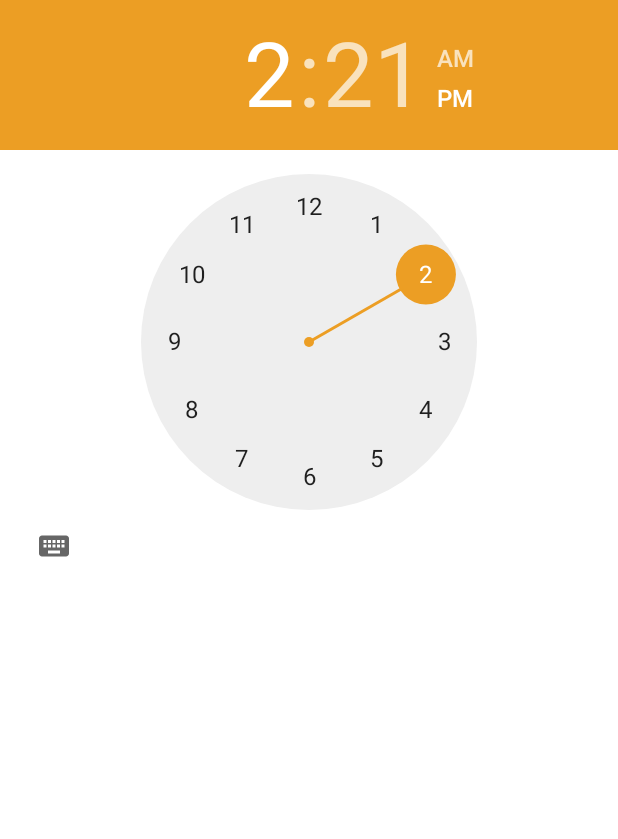
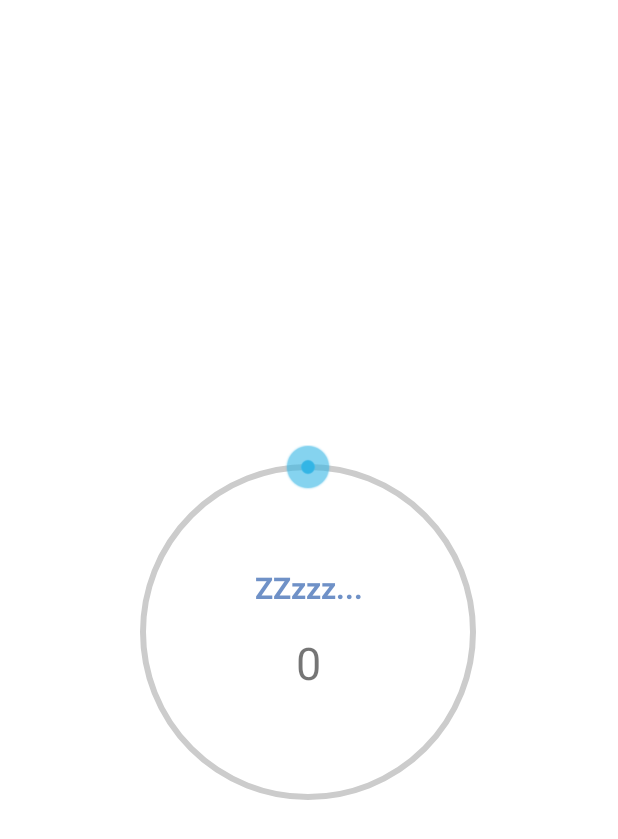
Before and after one commit to ar1tec/Musique, an Android app: the layout date_picker_dialog.xml on its own in the app's theme, with its tools: preview values and no code run, on a phone screen of 412 x 824 dp. Shown: the top 839 px of the screen. Run offline under Robolectric (Android 15) with nearby library versions, the light colour scheme and no system bars.

Commit message:
sleep timer

```diff
--- /dev/null
+++ b/app/src/main/java/org/oucho/musicplayer/utils/SeekArc.java
@@ -0,0 +1,364 @@
+package org.oucho.musicplayer.utils;
+
+import android.content.Context;
+import android.content.res.Resources;
+import android.content.res.TypedArray;
+import android.graphics.Canvas;
+import android.graphics.Paint;
+import android.graphics.RectF;
+import android.graphics.drawable.Drawable;
+import android.support.v4.content.ContextCompat;
+import android.util.AttributeSet;
+import android.util.Log;
+import android.view.MotionEvent;
+import android.view.View;
+
+import org.oucho.musicplayer.R;
+
+
+public class SeekArc extends View {
+
+	private static final String TAG = SeekArc.class.getSimpleName();
+	private static final int INVALID_PROGRESS_VALUE = -1;
+
+    private Drawable mThumb;
+
+	private int mMax = 100;
+	private int mProgress = 0;
+	private int mProgressWidth = 4;
+	private int mArcWidth = 2;
+	private int mStartAngle = 0;
+	private int mSweepAngle = 360;
+	private int mRotation = 0;
+
+	private boolean mRoundedEdges = false;
+	private boolean mTouchInside = true;
+	private boolean mClockwise = true;
+	private boolean mEnabled = true;
+
+	private int mArcRadius = 0;
+	private float mProgressSweep = 0;
+	private final RectF mArcRect = new RectF();
+	private Paint mArcPaint;
+	private Paint mProgressPaint;
+	private int mTranslateX;
+	private int mTranslateY;
+	private int mThumbXPos;
+	private int mThumbYPos;
+    private float mTouchIgnoreRadius;
+	private OnSeekArcChangeListener mOnSeekArcChangeListener;
+
+	public interface OnSeekArcChangeListener {
+
+		void onProgressChanged(SeekArc seekArc, int progress, boolean fromUser);
+
+		void onStartTrackingTouch(SeekArc seekArc);
+
+		void onStopTrackingTouch(SeekArc seekArc);
+	}
+
+	public SeekArc(Context context) {
+		super(context);
+		init(context, null, 0);
+	}
+
+	public SeekArc(Context context, AttributeSet attrs) {
+		super(context, attrs);
+		init(context, attrs, R.attr.seekArcStyle);
+	}
+
+	public SeekArc(Context context, AttributeSet attrs, int defStyle) {
+		super(context, attrs, defStyle);
+		init(context, attrs, defStyle);
+	}
+
+	private void init(Context context, AttributeSet attrs, int defStyle) {
+
+		Log.d(TAG, "Initialising SeekArc");
+		final Resources res = getResources();
+		float density = context.getResources().getDisplayMetrics().density;
+
+		int arcColor = ContextCompat.getColor(context, R.color.appwidget_bg);
+		int progressColor0 = ContextCompat.getColor(context, R.color.colorAccent);
+		int thumbHalfheight = 0;
+		int thumbHalfWidth = 0;
+		mThumb = ContextCompat.getDrawable(context, R.drawable.seek_arc_control_selector);
+
+		mProgressWidth = (int) (mProgressWidth * density);
+
+
+		if (attrs != null) {
+
+			final TypedArray a = context.obtainStyledAttributes(attrs, R.styleable.SeekArc, defStyle, 0);
+
+			Drawable thumb = a.getDrawable(R.styleable.SeekArc_thumb);
+			if (thumb != null) {
+				mThumb = thumb;
+			}
+
+
+			thumbHalfheight = (int) mThumb.getIntrinsicHeight() / 2;
+			thumbHalfWidth = (int) mThumb.getIntrinsicWidth() / 2;
+			mThumb.setBounds(-thumbHalfWidth, -thumbHalfheight, thumbHalfWidth, thumbHalfheight);
+
+			mMax = a.getInteger(R.styleable.SeekArc_max, mMax);
+			mProgress = a.getInteger(R.styleable.SeekArc_progress, mProgress);
+			mProgressWidth = (int) a.getDimension(R.styleable.SeekArc_progressWidth, mProgressWidth);
+			mArcWidth = (int) a.getDimension(R.styleable.SeekArc_arcWidth, mArcWidth);
+			mStartAngle = a.getInt(R.styleable.SeekArc_startAngle, mStartAngle);
+			mSweepAngle = a.getInt(R.styleable.SeekArc_sweepAngle, mSweepAngle);
+			mRotation = a.getInt(R.styleable.SeekArc_rotation, mRotation);
+			mRoundedEdges = a.getBoolean(R.styleable.SeekArc_roundEdges, mRoundedEdges);
+			mTouchInside = a.getBoolean(R.styleable.SeekArc_touchInside, mTouchInside);
+			mClockwise = a.getBoolean(R.styleable.SeekArc_clockwise, mClockwise);
+			mEnabled = a.getBoolean(R.styleable.SeekArc_enabled, mEnabled);
+
+			arcColor = a.getColor(R.styleable.SeekArc_arcColor, arcColor);
+			progressColor0 = a.getColor(R.styleable.SeekArc_progressColor0, progressColor0);
+
+			a.recycle();
+		}
+
+		mProgress = (mProgress > mMax) ? mMax : mProgress;
+		mProgress = (mProgress < 0) ? 0 : mProgress;
+
+		mSweepAngle = (mSweepAngle > 360) ? 360 : mSweepAngle;
+		mSweepAngle = (mSweepAngle < 0) ? 0 : mSweepAngle;
+
+		mProgressSweep = (float) mProgress / mMax * mSweepAngle;
+
+		mStartAngle = (mStartAngle > 360) ? 0 : mStartAngle;
+		mStartAngle = (mStartAngle < 0) ? 0 : mStartAngle;
+
+		mArcPaint = new Paint();
+		mArcPaint.setColor(arcColor);
+		mArcPaint.setAntiAlias(true);
+		mArcPaint.setStyle(Paint.Style.STROKE);
+		mArcPaint.setStrokeWidth(mArcWidth);
+
+		mProgressPaint = new Paint();
+		mProgressPaint.setColor(progressColor0);
+		mProgressPaint.setAntiAlias(true);
+		mProgressPaint.setStyle(Paint.Style.STROKE);
+		mProgressPaint.setStrokeWidth(mProgressWidth);
+
+		if (mRoundedEdges) {
+			mArcPaint.setStrokeCap(Paint.Cap.ROUND);
+			mProgressPaint.setStrokeCap(Paint.Cap.ROUND);
+		}
+	}
+
+	@Override
+	protected void onDraw(Canvas canvas) {
+		if(!mClockwise) {
+			canvas.scale(-1, 1, mArcRect.centerX(), mArcRect.centerY() );
+		}
+
+        int mAngleOffset = -90;
+        final int arcStart = mStartAngle + mAngleOffset + mRotation;
+		final int arcSweep = mSweepAngle;
+		canvas.drawArc(mArcRect, arcStart, arcSweep, false, mArcPaint);
+		canvas.drawArc(mArcRect, arcStart, mProgressSweep, false, mProgressPaint);
+
+		if(mEnabled) {
+
+			canvas.translate(mTranslateX - mThumbXPos, mTranslateY - mThumbYPos);
+			mThumb.draw(canvas);
+		}
+	}
+
+
+	@Override
+	protected void onMeasure(int widthMeasureSpec, int heightMeasureSpec) {
+
+		final int height = getDefaultSize(getSuggestedMinimumHeight(), heightMeasureSpec);
+		final int width = getDefaultSize(getSuggestedMinimumWidth(), widthMeasureSpec);
+		final int min = Math.min(width, height);
+		float top = 0;
+		float left = 0;
+		int arcDiameter = 0;
+
+		mTranslateX = (int) (width * 0.5f);
+		mTranslateY = (int) (height * 0.5f);
+
+		arcDiameter = min - getPaddingLeft();
+		mArcRadius = arcDiameter / 2;
+		top = height / 2 - (arcDiameter / 2);
+		left = width / 2 - (arcDiameter / 2);
+		mArcRect.set(left, top, left + arcDiameter, top + arcDiameter);
+
+		int arcStart = (int)mProgressSweep + mStartAngle  + mRotation + 90;
+		mThumbXPos = (int) (mArcRadius * Math.cos(Math.toRadians(arcStart)));
+		mThumbYPos = (int) (mArcRadius * Math.sin(Math.toRadians(arcStart)));
+
+		setTouchInSide(mTouchInside);
+		super.onMeasure(widthMeasureSpec, heightMeasureSpec);
+	}
+
+	@Override
+	public boolean onTouchEvent(MotionEvent event) {
+		if (mEnabled) {
+			this.getParent().requestDisallowInterceptTouchEvent(true);
+
+			switch (event.getAction()) {
+				case MotionEvent.ACTION_DOWN:
+					onStartTrackingTouch();
+					updateOnTouch(event);
+					break;
+
+				case MotionEvent.ACTION_MOVE:
+					updateOnTouch(event);
+					break;
+
+				case MotionEvent.ACTION_UP:
+					onStopTrackingTouch();
+					setPressed(false);
+					this.getParent().requestDisallowInterceptTouchEvent(false);
+					break;
+
+				case MotionEvent.ACTION_CANCEL:
+					onStopTrackingTouch();
+					setPressed(false);
+					this.getParent().requestDisallowInterceptTouchEvent(false);
+					break;
+
+				default:
+					break;
+			}
+			return true;
+		}
+		return false;
+	}
+
+	@Override
+	protected void drawableStateChanged() {
+		super.drawableStateChanged();
+		if (mThumb != null && mThumb.isStateful()) {
+			int[] state = getDrawableState();
+			mThumb.setState(state);
+		}
+		invalidate();
+	}
+
+	private void onStartTrackingTouch() {
+		if (mOnSeekArcChangeListener != null) {
+			mOnSeekArcChangeListener.onStartTrackingTouch(this);
+		}
+	}
+
+	private void onStopTrackingTouch() {
+		if (mOnSeekArcChangeListener != null) {
+			mOnSeekArcChangeListener.onStopTrackingTouch(this);
+		}
+	}
+
+	private void updateOnTouch(MotionEvent event) {
+		boolean ignoreTouch = ignoreTouch(event.getX(), event.getY());
+		if (ignoreTouch) {
+			return;
+		}
+		setPressed(true);
+        double mTouchAngle = getTouchDegrees(event.getX(), event.getY());
+		int progress = getProgressForAngle(mTouchAngle);
+		onProgressRefresh(progress, true);
+	}
+
+	private boolean ignoreTouch(float xPos, float yPos) {
+		boolean ignore = false;
+		float x = xPos - mTranslateX;
+		float y = yPos - mTranslateY;
+
+		float touchRadius = (float) Math.sqrt(((x * x) + (y * y)));
+		if (touchRadius < mTouchIgnoreRadius) {
+			ignore = true;
+		}
+		return ignore;
+	}
+
+	private double getTouchDegrees(float xPos, float yPos) {
+		float x = xPos - mTranslateX;
+		float y = yPos - mTranslateY;
+		//invert the x-coord if we are rotating anti-clockwise
+		x= (mClockwise) ? x:-x;
+		// convert to arc Angle
+		double angle = Math.toDegrees(Math.atan2(y, x) + (Math.PI / 2)
+				- Math.toRadians(mRotation));
+		if (angle < 0) {
+			angle = 360 + angle;
+		}
+		angle -= mStartAngle;
+		return angle;
+	}
+
+	private int getProgressForAngle(double angle) {
+		int touchProgress = (int) Math.round(valuePerDegree() * angle);
+
+		touchProgress = (touchProgress < 0) ? INVALID_PROGRESS_VALUE : touchProgress;
+		touchProgress = (touchProgress > mMax) ? INVALID_PROGRESS_VALUE : touchProgress;
+		return touchProgress;
+	}
+
+	private float valuePerDegree() {
+		return (float) mMax / mSweepAngle;
+	}
+
+	private void onProgressRefresh(int progress, boolean fromUser) {
+		updateProgress(progress, fromUser);
+	}
+
+	private void updateThumbPosition() {
+		int thumbAngle = (int) (mStartAngle + mProgressSweep + mRotation + 90);
+		mThumbXPos = (int) (mArcRadius * Math.cos(Math.toRadians(thumbAngle)));
+		mThumbYPos = (int) (mArcRadius * Math.sin(Math.toRadians(thumbAngle)));
+	}
+
+	private void updateProgress(int progress, boolean fromUser) {
+
+		if (progress == INVALID_PROGRESS_VALUE) {
+			return;
+		}
+
+		progress = (progress > mMax) ? mMax : progress;
+		progress = (progress < 0) ? 0 : progress;
+		mProgress = progress;
+
+		if (mOnSeekArcChangeListener != null) {
+			mOnSeekArcChangeListener.onProgressChanged(this, progress, fromUser);
+		}
+
+		mProgressSweep = (float) progress / mMax * mSweepAngle;
+
+		updateThumbPosition();
+
+		invalidate();
+	}
+
+	public void setOnSeekArcChangeListener(OnSeekArcChangeListener l) {
+		mOnSeekArcChangeListener = l;
+	}
+
+    public int getProgress() {
+		return mProgress;
+	}
+
+    private void setTouchInSide(boolean isEnabled) {
+		int thumbHalfheight = (int) mThumb.getIntrinsicHeight() / 2;
+		int thumbHalfWidth = (int) mThumb.getIntrinsicWidth() / 2;
+		mTouchInside = isEnabled;
+		if (mTouchInside) {
+			mTouchIgnoreRadius = (float) mArcRadius / 4;
+		} else {
+
+			mTouchIgnoreRadius = mArcRadius - Math.min(thumbHalfWidth, thumbHalfheight);
+		}
+	}
+
+    public boolean isEnabled() {
+		return mEnabled;
+	}
+
+	public void setEnabled(boolean enabled) {
+		this.mEnabled = enabled;
+	}
+
+}
--- /dev/null
+++ b/app/src/main/res/drawable/seek_arc_control_selector.xml
@@ -0,0 +1,31 @@
+<!--
+  The MIT License (MIT)
+
+  Copyright (c) 2013 Triggertrap Ltd
+  Author Neil Davies
+
+  Permission is hereby granted, free of charge, to any person obtaining a copy of
+  this software and associated documentation files (the "Software"), to deal in
+  the Software without restriction, including without limitation the rights to
+  use, copy, modify, merge, publish, distribute, sublicense, and/or sell copies of
+  the Software, and to permit persons to whom the Software is furnished to do so,
+  subject to the following conditions:
+
+  The above copyright notice and this permission notice shall be included in all
+  copies or substantial portions of the Software.
+
+  THE SOFTWARE IS PROVIDED "AS IS", WITHOUT WARRANTY OF ANY KIND, EXPRESS OR
+  IMPLIED, INCLUDING BUT NOT LIMITED TO THE WARRANTIES OF MERCHANTABILITY, FITNESS
+  FOR A PARTICULAR PURPOSE AND NONINFRINGEMENT. IN NO EVENT SHALL THE AUTHORS OR
+  COPYRIGHT HOLDERS BE LIABLE FOR ANY CLAIM, DAMAGES OR OTHER LIABILITY, WHETHER
+  IN AN ACTION OF CONTRACT, TORT OR OTHERWISE, ARISING FROM, OUT OF OR IN
+  CONNECTION WITH THE SOFTWARE OR THE USE OR OTHER DEALINGS IN THE SOFTWARE.
+-->
+<selector xmlns:android="http://schemas.android.com/apk/res/android">
+
+    <item android:drawable="@drawable/scrubber_control_disabled_holo" android:state_enabled="false"/>
+    <item android:drawable="@drawable/scrubber_control_pressed_holo" android:state_pressed="true"/>
+    <item android:drawable="@drawable/scrubber_control_focused_holo" android:state_selected="true"/>
+    <item android:drawable="@drawable/scrubber_control_normal_holo"/>
+
+</selector>
--- a/app/src/main/res/layout/date_picker_dialog.xml
+++ b/app/src/main/res/layout/date_picker_dialog.xml
@@ -1,12 +1,48 @@
 <?xml version="1.0" encoding="utf-8"?>
-<LinearLayout xmlns:android="http://schemas.android.com/apk/res/android"
+<FrameLayout xmlns:android="http://schemas.android.com/apk/res/android"
+    xmlns:seekarc="http://schemas.android.com/apk/res-auto"
     android:orientation="vertical"
+    android:id="@+id/seekArcContainer"
     android:layout_width="match_parent"
-    android:layout_height="match_parent">
+    android:layout_height="match_parent"
+    android:layout_weight="1" >
 
-    <TimePicker
-        android:id="@+id/time_picker"
-        android:layout_width="fill_parent"
-        android:layout_height="wrap_content"/>
+    <org.oucho.musicplayer.utils.SeekArc
+        android:id="@+id/seekArc"
+        android:layout_width="250dp"
+        android:layout_height="250dp"
+        android:layout_marginTop="20dp"
+        android:layout_marginBottom="10dp"
+        android:layout_gravity="center"
+        android:padding="30dp"
+        seekarc:arcColor="@color/appwidget_bg"
+        seekarc:clockwise="true"
+        seekarc:max="60"
+        seekarc:progressColor0="@color/timer"
+        seekarc:rotation="0"
+        seekarc:sweepAngle="360"
+        seekarc:thumb="@drawable/seek_arc_control_selector"
+        seekarc:touchInside="true"
+        seekarc:arcWidth="4dp"
+        seekarc:progressWidth="8dp"/>
 
-</LinearLayout>
+    <TextView
+        android:id="@+id/zzz"
+        android:layout_width="wrap_content"
+        android:layout_height="wrap_content"
+        android:layout_marginTop="-20dp"
+        android:layout_gravity="center"
+        android:text="ZZzzz..."
+        android:textColor="@color/zzz"
+        android:textSize="20sp"
+        android:textStyle="bold"/>
+
+    <TextView
+        android:id="@+id/seekArcProgress"
+        android:layout_width="wrap_content"
+        android:layout_height="wrap_content"
+        android:layout_marginTop="30dp"
+        android:layout_gravity="center"
+        android:text="0"
+        android:textSize="30sp" />
+</FrameLayout>
--- a/app/src/main/res/values/colors.xml
+++ b/app/src/main/res/values/colors.xml
@@ -26,6 +26,7 @@
 
  <color name="vert">#8f9d17</color>
 
-
+ <color name="timer">#003674</color>
+ <color name="zzz">#980d47a1</color>
 
 </resources>
--- a/app/src/main/res/values/strings.xml
+++ b/app/src/main/res/values/strings.xml
@@ -129,7 +129,7 @@
     <string name="exit">Quitter</string>
 
     <!-- Timer -->
-    <string name="timer_info" formatted="false" tools:ignore="StringFormatInvalid">%02d:%02d:%02d</string>
+    <string name="timer_info" formatted="false" tools:ignore="StringFormatInvalid">%02d:%02d</string>
     <string name="start">démarrer</string>
     <string name="cancel">annuler</string>
     <string name="continuer">continuer</string>
@@ -137,14 +137,11 @@
     <string name="impossible">0 impossible</string>
 
 
-    <string name="heure_singulier">heure</string>
-    <string name="heure_pluriel">heures</string>
 
     <string name="minute_singulier">minute</string>
     <string name="minute_pluriel">minutes</string>
 
     <string name="arret">Arrêt dans</string>
-    <string name="et">et</string>
 
     <string name="stop_timer">Timer arrêté</string>
 
--- a/app/src/main/res/values/styles.xml
+++ b/app/src/main/res/values/styles.xml
@@ -6,7 +6,6 @@
         <item name="colorPrimaryDark">@color/colorPrimaryDark</item>
         <item name="colorAccent">@color/colorAccent</item>
 
-        <item name="controlsBackground">@color/controls_bg_light</item>
         <item name="controlsTint">@color/controls_tint_light</item>
 
         <item name="ImageControlColor">@color/controls_tint_light</item>
```
Also changed, not shown: app/src/main/java/org/oucho/musicplayer/MainActivity.java (+41 -39 lines), app/src/main/res/values/attrs.xml (+22 -0 lines), app/src/main/res/drawable-xhdpi/scrubber_control_disabled_holo.png (added), app/src/main/res/drawable-xhdpi/scrubber_control_focused_holo.png (added), app/src/main/res/drawable-xhdpi/scrubber_control_normal_holo.png (added), app/src/main/res/drawable-xhdpi/scrubber_control_pressed_holo.png (added), 1 other file. Lines whose indentation alone changed are shown as unchanged.
